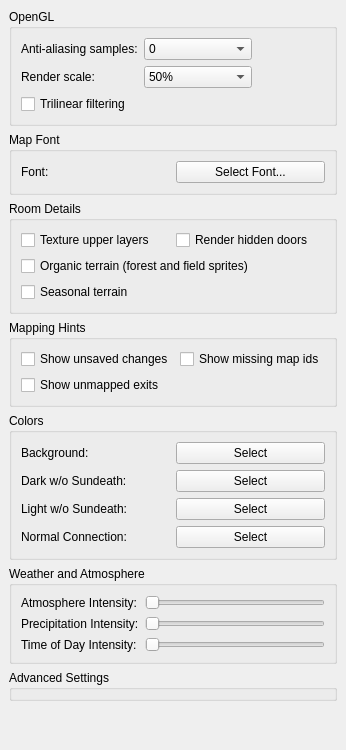
Old version of the form src/preferences/graphicspage.ui in the repository Sunnyl75/MMapper.
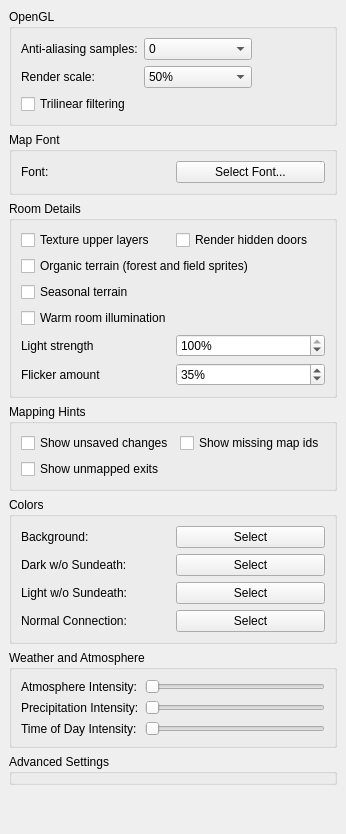
New version of the form.

Commit message: Add cached-mask room lighting to organic terrain

```diff
--- a/src/preferences/graphicspage.ui
+++ b/src/preferences/graphicspage.ui
@@ -205,6 +205,16 @@
       <property name="spacing">
        <number>6</number>
       </property>
+      <item row="3" column="0" colspan="2">
+       <widget class="QCheckBox" name="roomIllumination">
+        <property name="text"><string>Warm room illumination</string></property>
+        <property name="toolTip"><string>Illuminate enclosed rooms marked lit and fixed lights inferred from descriptions. Artificial light observed in the current room adds temporary illumination. Requires organic terrain.</string></property>
+       </widget>
+      </item>
+      <item row="4" column="0"><widget class="QLabel" name="roomLightStrengthLabel"><property name="text"><string>Light strength</string></property><property name="buddy"><cstring>roomLightStrength</cstring></property></widget></item>
+      <item row="4" column="1"><widget class="QSpinBox" name="roomLightStrength"><property name="suffix"><string>%</string></property><property name="maximum"><number>100</number></property><property name="value"><number>100</number></property></widget></item>
+      <item row="5" column="0"><widget class="QLabel" name="roomLightFlickerLabel"><property name="text"><string>Flicker amount</string></property><property name="buddy"><cstring>roomLightFlicker</cstring></property></widget></item>
+      <item row="5" column="1"><widget class="QSpinBox" name="roomLightFlicker"><property name="suffix"><string>%</string></property><property name="toolTip"><string>Each room has its own brightness, warmth, phase and speed. Set to zero for steady light.</string></property><property name="maximum"><number>100</number></property><property name="value"><number>35</number></property></widget></item>
       <item row="2" column="0" colspan="2">
        <widget class="QCheckBox" name="seasonalTerrain">
         <property name="text"><string>Seasonal terrain</string></property>
```
The commit also changes 38 other files.
